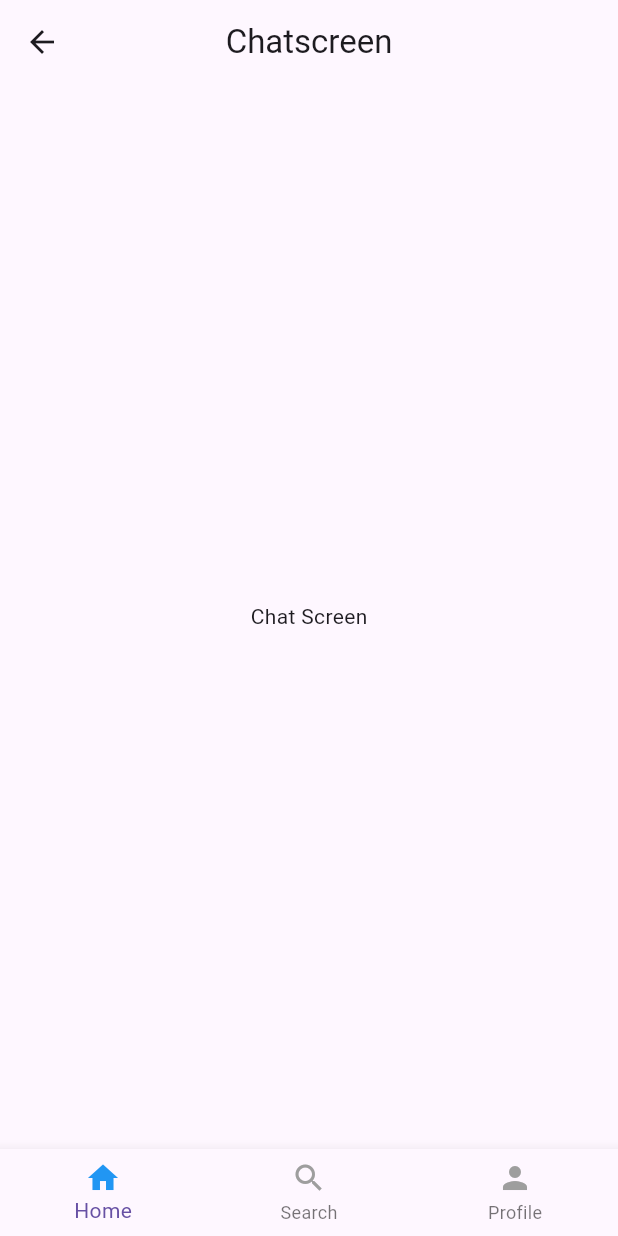
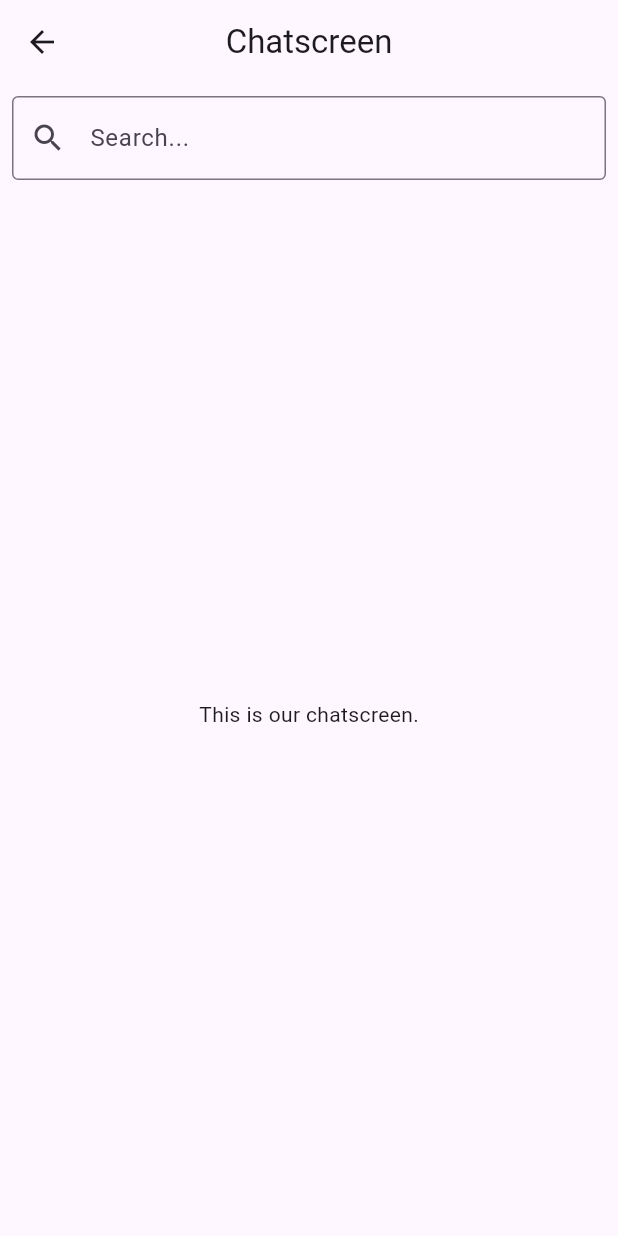
Before and after one commit to anwendungsprojektfom/anwendungsprojekt_fom, a Flutter app: the ChatScreen screen opened by its route, on a phone screen of 412 x 824 dp. Run offline on Flutter 3.47's test engine with Material 3 defaults, Android fonts, the phone set to English and light mode, and no system bars.

Commit message:
added chatscreen search and removed bottomnavigationbar

```diff
--- a/sth_app/lib/pages/chatscreen/chatscreen.dart
+++ b/sth_app/lib/pages/chatscreen/chatscreen.dart
@@ -9,6 +9,8 @@ class ChatScreen extends StatefulWidget {
 }
 
 class _ChatScreenState extends State<ChatScreen> {
+  final TextEditingController _searchChatController = TextEditingController();
+
   @override
   Widget build(BuildContext context) {
     return Scaffold(
@@ -17,26 +19,25 @@ class _ChatScreenState extends State<ChatScreen> {
         onBack: true,
         showChatIcon: false,
       ),
-      body: const Center(
-        child: Text("Chat Screen"),
-      ),
-      bottomNavigationBar: BottomNavigationBar(
-        items: const [
-          BottomNavigationBarItem(
-            icon: Icon(Icons.home),
-            label: 'Home',
+      body: Column(
+        children: [
+          Padding(
+            padding: const EdgeInsets.all(8.0),
+            child: TextField(
+              controller: _searchChatController,
+              decoration: const InputDecoration(
+                hintText: 'Search...',
+                prefixIcon: Icon(Icons.search),
+                border: OutlineInputBorder(),
+              ),
+            ),
           ),
-          BottomNavigationBarItem(
-            icon: Icon(Icons.search),
-            label: 'Search',
-          ),
-          BottomNavigationBarItem(
-            icon: Icon(Icons.person),
-            label: 'Profile',
+          const Expanded(
+            child: Center(
+              child: Text('This is our chatscreen.'),
+            ),
           ),
         ],
-        selectedIconTheme: const IconThemeData(color: Colors.blue),
-        unselectedIconTheme: const IconThemeData(color: Colors.grey),
       ),
     );
   }
```
